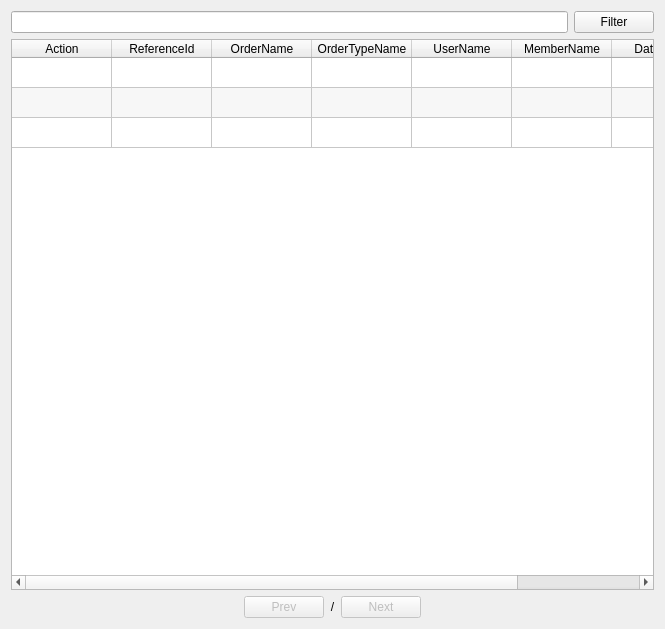
Above: app/views/templates/ManageItemSold.ui from rondalefloyd/mts-pos before the change. Below: the same form after it.
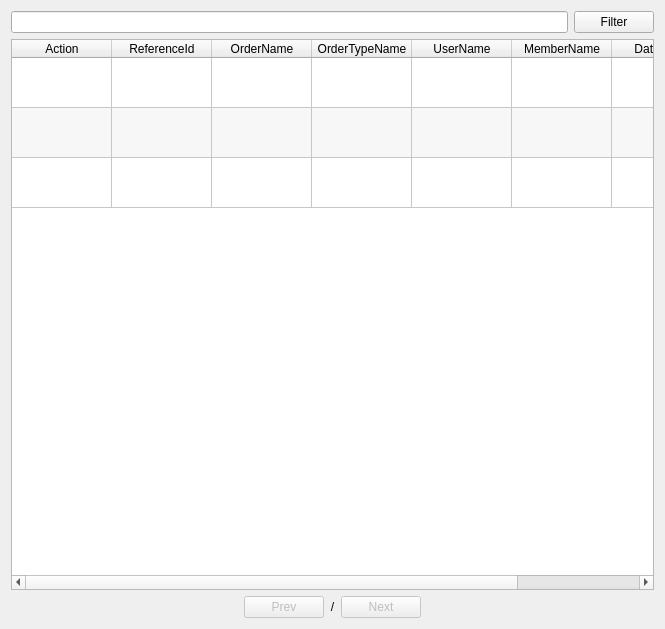
That is the form after the change.

```diff
--- a/app/views/templates/ManageItemSold.ui
+++ b/app/views/templates/ManageItemSold.ui
@@ -56,6 +56,12 @@
        <attribute name="verticalHeaderVisible">
         <bool>false</bool>
        </attribute>
+       <attribute name="verticalHeaderDefaultSectionSize">
+        <number>50</number>
+       </attribute>
+       <attribute name="verticalHeaderMinimumSectionSize">
+        <number>30</number>
+       </attribute>
        <row>
         <property name="text">
          <string>New Row</string>
```
